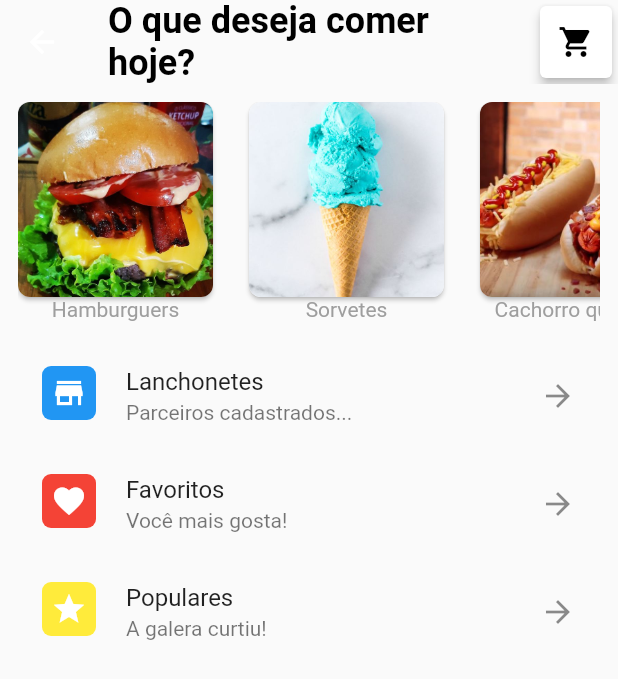
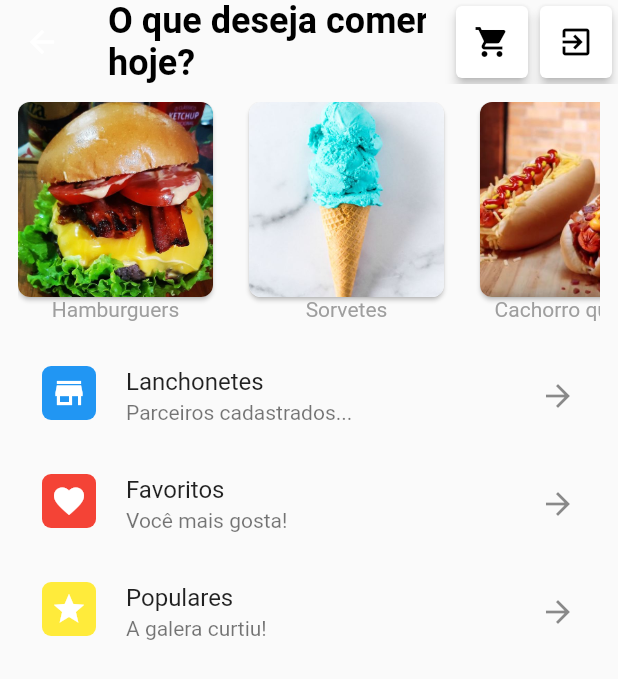
Before and after one commit to MarceloFV/iDelivery, a Flutter app: the HomeView screen opened by its route, on a phone screen of 412 x 824 dp. Shown: the top 679 px of the screen. Run offline on Flutter 3.47's test engine with Material 2 defaults, Android fonts, the phone set to English and light mode, and no system bars; our stand-ins replace cloud_firestore, firebase_auth, firebase_core, flutter_masked_text, get, google_fonts; accounts and stored records are empty; statements that could not run were skipped.

```diff
--- a/lib/app/data/repository/auth_repository.dart
+++ b/lib/app/data/repository/auth_repository.dart
@@ -12,5 +12,7 @@ class AuthRepository {
 
   String getUID() => provider.getUID();
 
-  register(String email, String password) => provider.register(email, password);
+  Future<String> register(String email, String password) => provider.register(email, password);
+
+  Future<void> logout() => provider.logout();
 }
--- a/lib/app/modules/home/controllers/home_controller.dart
+++ b/lib/app/modules/home/controllers/home_controller.dart
@@ -1,14 +1,18 @@
 import 'package:delivery_app/app/data/models/product.dart';
 import 'package:delivery_app/app/data/models/user.dart';
+import 'package:delivery_app/app/data/repository/auth_repository.dart';
 import 'package:delivery_app/app/data/repository/product_repository.dart';
 import 'package:delivery_app/app/modules/home/models/category.dart';
 import 'package:delivery_app/app/routes/app_pages.dart';
+import 'package:flutter/foundation.dart';
 import 'package:flutter_masked_text/flutter_masked_text.dart';
 import 'package:get/get.dart';
 
 class HomeController extends GetxController {
   final ProductRepository productRepository;
-  HomeController(this.productRepository);
+  final AuthRepository authRepository;
+  HomeController(
+      {@required this.productRepository, @required this.authRepository});
 
   final popularProducts = List<ProductModel>().obs;
 
@@ -41,11 +45,11 @@ class HomeController extends GetxController {
   }
 
   gotoProductPage(ProductModel product) {
-    Get.toNamed(Routes.PRODUCT, arguments: {'product': product, 'user' : _user});
+    Get.toNamed(Routes.PRODUCT, arguments: {'product': product, 'user': _user});
   }
 
   void gotoCartPage() {
-    Get.toNamed(Routes.CART, arguments: {'user' : _user});
+    Get.toNamed(Routes.CART, arguments: {'user': _user});
   }
 
   final _moneyTextController =
@@ -54,4 +58,10 @@ class HomeController extends GetxController {
     _moneyTextController.updateValue(value);
     return _moneyTextController.text;
   }
+
+  logout() async {
+    print('disloga carai');
+    await authRepository.logout();
+    Get.offAllNamed(Routes.LOGIN);
+  }
 }
--- a/lib/app/modules/home/views/home_view.dart
+++ b/lib/app/modules/home/views/home_view.dart
@@ -25,6 +25,16 @@ class HomeView extends GetView<HomeController> {
               ),
               color: Colors.black,
               onPressed: controller.gotoCartPage,
+            ),
+          ),
+          Card(
+            elevation: 3,
+            child: IconButton(
+              icon: Icon(
+                Icons.exit_to_app,
+              ),
+              color: Colors.black,
+              onPressed: controller.logout,
             ),
           ),
         ],
```
Also changed, not shown: lib/app/data/providers/auth_provider.dart (+6 -4 lines), lib/app/modules/home/bindings/home_binding.dart (+9 -1 lines), lib/app/modules/login/bindings/login_binding.dart (+8 -1 lines), lib/app/modules/login/controllers/login_controller.dart (+18 -10 lines).
